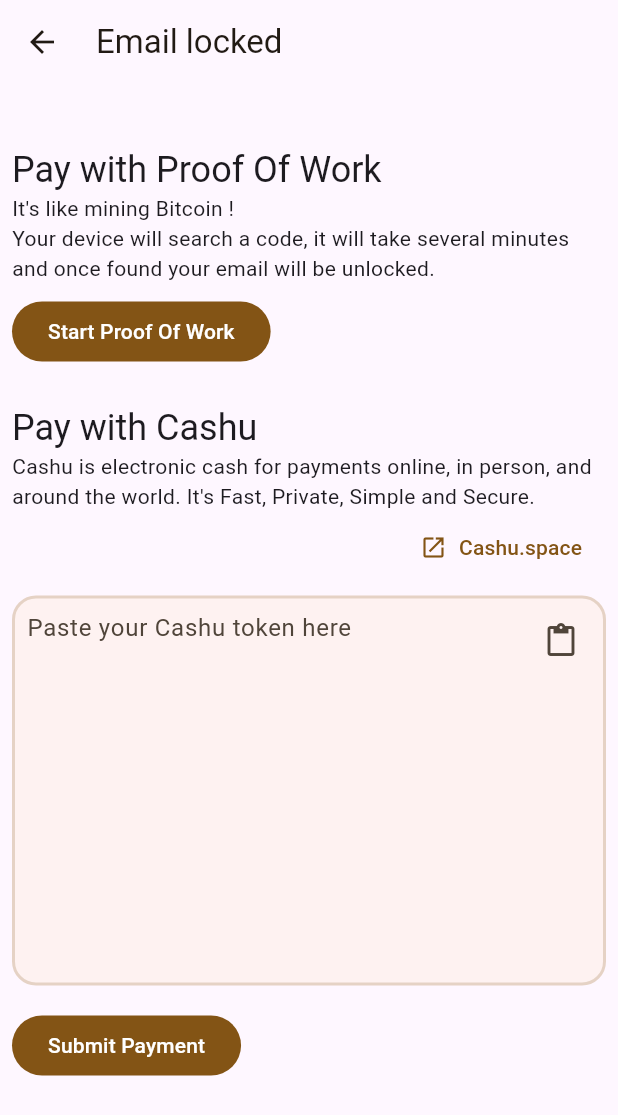
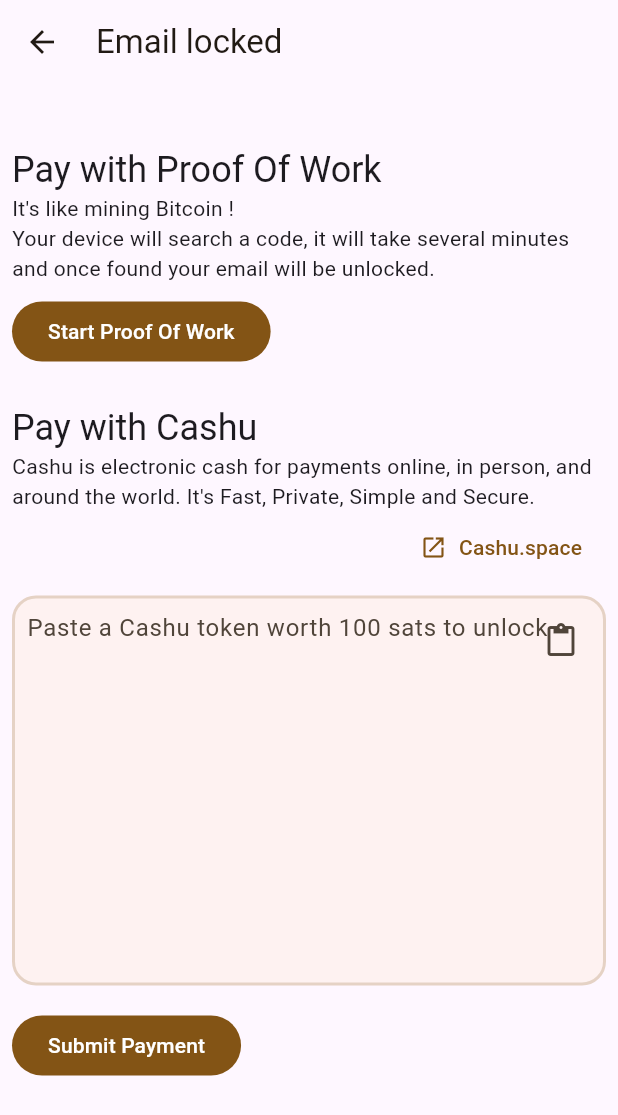
Before and after one commit to nogringo/mailstr, a Flutter app: the PayScreen screen opened directly, on a phone screen of 412 x 824 dp. Shown: the top 1115 px of the screen. Run offline on Flutter 3.47's test engine with Material 3 defaults, Android fonts, the phone set to English and light mode, and no system bars; drawn by our look-alikes of toastification; our stand-ins replace flutter_svg, get, google_fonts; missing offline and left inert: nip01, nip19.

Commit message:
add pricing

```diff
--- a/lib/screens/pay/pay_screen.dart
+++ b/lib/screens/pay/pay_screen.dart
@@ -3,6 +3,7 @@ import 'package:flutter/services.dart';
 import 'package:get/get.dart';
 import 'package:google_fonts/google_fonts.dart';
 import 'package:toastification/toastification.dart';
+import 'package:mailstr/config.dart';
 import 'package:mailstr/screens/pay/pay_controller.dart';
 import 'package:mailstr/widgets/content_padding_view.dart';
 import 'package:url_launcher/url_launcher.dart';
@@ -253,7 +254,7 @@ class _PayWithCashuViewState extends State<PayWithCashuView> {
                 decoration: InputDecoration(
                   contentPadding: EdgeInsets.all(8),
                   border: InputBorder.none,
-                  hintText: "Paste your Cashu token here",
+                  hintText: "Paste a Cashu token worth $unlockPrice sat${unlockPrice == 1 ? '' : 's'} to unlock",
                 ),
                 maxLines: 10,
               ),
```
